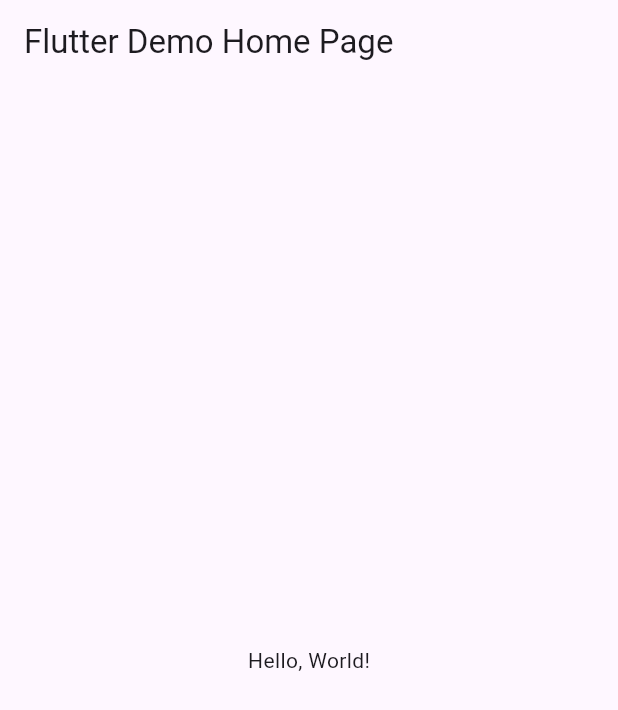
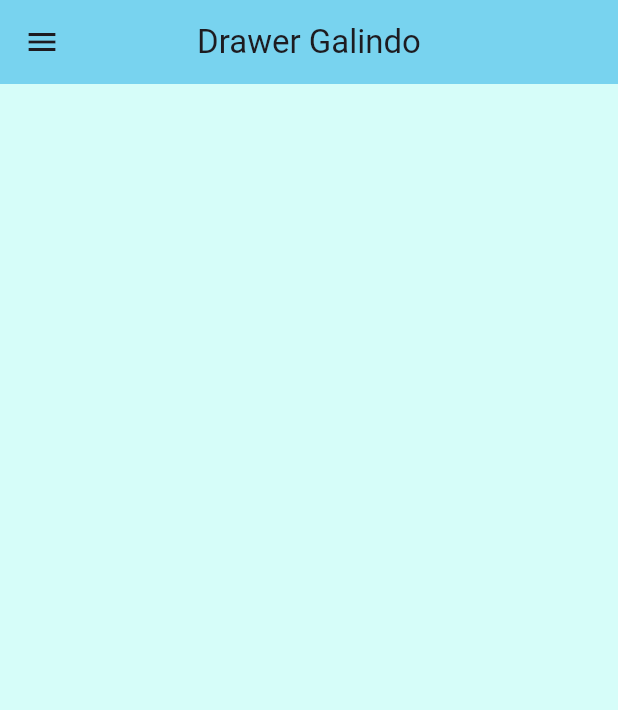
Before and after one commit to JaquelineGalindoHuitron/Drawer_FlutLab_6J, a Flutter app: the screen it shows after launch, on a phone screen of 412 x 824 dp. Shown: the top 710 px of the screen. Run offline on Flutter 3.47's test engine with Material 3 defaults, Android fonts, the phone set to English and light mode, and no system bars.

Commit message:
actualizacion main.dart

```diff
--- a/lib/main.dart
+++ b/lib/main.dart
@@ -1,43 +1,111 @@
 import 'package:flutter/material.dart';
 
-void main() => runApp(MyApp());
+void main() => runApp(MiDrawerGalindo());
 
-class MyApp extends StatelessWidget {
-  const MyApp({super.key});
-  // This widget is the root of your application.
+class MiDrawerGalindo extends StatelessWidget {
+  const MiDrawerGalindo({Key? key}) : super(key: key);
+
   @override
   Widget build(BuildContext context) {
     return MaterialApp(
-      // Application name
-      title: 'Flutter Hello World',
-      // Application theme data, you can set the colors for the application as
-      // you want
-      theme: ThemeData(
-        // useMaterial3: true,
-        primarySwatch: Colors.blue,
-      ),
-      // A widget which will be started on application startup
-      home: MyHomePage(title: 'Flutter Demo Home Page'),
-    );
+        debugShowCheckedModeBanner: false,
+        home: Scaffold(
+          appBar: AppBar(
+            title: const Text("Drawer Galindo"),
+            centerTitle: true,
+            backgroundColor: const Color(0xff78d3ef),
+          ),
+          backgroundColor: const Color(0xffd6fdf9),
+          drawer: Drawer(
+            child: ListView(
+              padding: EdgeInsets.zero,
+              children: [
+                UserAccountsDrawerHeader(
+                  accountName: Text("SpaCenter.com"),
+                  accountEmail: Text("spacenter@hmail.com"),
+                  currentAccountPicture: CircleAvatar(
+                    backgroundImage: NetworkImage(
+                        "https://logowik.com/content/uploads/images/spa2207.jpg"),
+                  ),
+                  decoration: BoxDecoration(
+                    image: DecorationImage(
+                      image: NetworkImage(
+                        "https://image-tc.galaxy.tf/wijpeg-akv0lq2qx79hbjginrtu37fmi/areas-ha-medas-spa-2_wide.jpg?crop=0%2C94%2C1800%2C1013&width=2100",
+                      ),
+                      fit: BoxFit.fill,
+                    ),
+                  ),
+                  otherAccountsPictures: [
+                    CircleAvatar(
+                      backgroundColor: Colors.white,
+                      backgroundImage: NetworkImage(
+                          "https://encrypted-tbn0.gstatic.com/images?q=tbn:ANd9GcRjTSGxYdhhAT2G6D5S3JB4T_plsPLsjkdLLVjNpElKzhBxNHeE3p1LGqO9_J5fZiEJaLU&usqp=CAU"),
+                    ),
+                    CircleAvatar(
+                      backgroundColor: Colors.white,
+                      backgroundImage: NetworkImage(
+                          "https://cdn-icons-png.freepik.com/512/5021/5021636.png"),
+                    ),
+                  ],
+                ),
+                ListTile(
+                  leading:
+                      Icon(Icons.account_box_sharp, color: Color(0xffa41b66)),
+                  title: Text(
+                    "Usuarios",
+                    style: TextStyle(fontWeight: FontWeight.bold),
+                  ),
+                ),
+                ListTile(
+                  leading: Icon(Icons.accessibility_rounded,
+                      color: Color(0xff68d0ea)),
+                  title: Text(
+                    "Nosotros",
+                    style: TextStyle(fontWeight: FontWeight.bold),
+                  ),
+                ),
+                ListTile(
+                  leading: Icon(Icons.account_balance_rounded,
+                      color: Color(0xff017d9d)),
+                  title: Text(
+                    "Terminos y Condiciones",
+                    style: TextStyle(fontWeight: FontWeight.bold),
+                  ),
+                ),
+                ListTile(
+                  leading:
+                      Icon(Icons.add_a_photo_sharp, color: Color(0xff0136a9)),
+                  title: Text(
+                    "Redes Sociales",
+                    style: TextStyle(fontWeight: FontWeight.bold),
+                  ),
+                ),
+                ListTile(
+                  leading: Icon(Icons.add_location_alt_sharp,
+                      color: Color(0xff27beaa)),
+                  title: Text(
+                    "Establecimientos",
+                    style: TextStyle(fontWeight: FontWeight.bold),
+                  ),
+                ),
+                ListTile(
+                  leading: Icon(Icons.note_alt, color: Color(0xffac45d4)),
+                  title: Text(
+                    "Agendar Cita",
+                    style: TextStyle(fontWeight: FontWeight.bold),
+                  ),
+                ),
+                ListTile(
+                  leading:
+                      Icon(Icons.people_alt_sharp, color: Color(0xff4bbbc3)),
+                  title: Text(
+                    "Servicios",
+                    style: TextStyle(fontWeight: FontWeight.bold),
+                  ),
+                ),
+              ],
+            ),
+          ),
+        ));
   }
 }
-
-class MyHomePage extends StatelessWidget {
-  final String title;
-  const MyHomePage({super.key, required this.title});
-
-  @override
-  Widget build(BuildContext context) {
-    return Scaffold(
-      appBar: AppBar(
-        // The title text which will be shown on the action bar
-        title: Text(title),
-      ),
-      body: Center(
-        child: Text(
-          'Hello, World!',
-        ),
-      ),
-    );
-  }
-}
```
